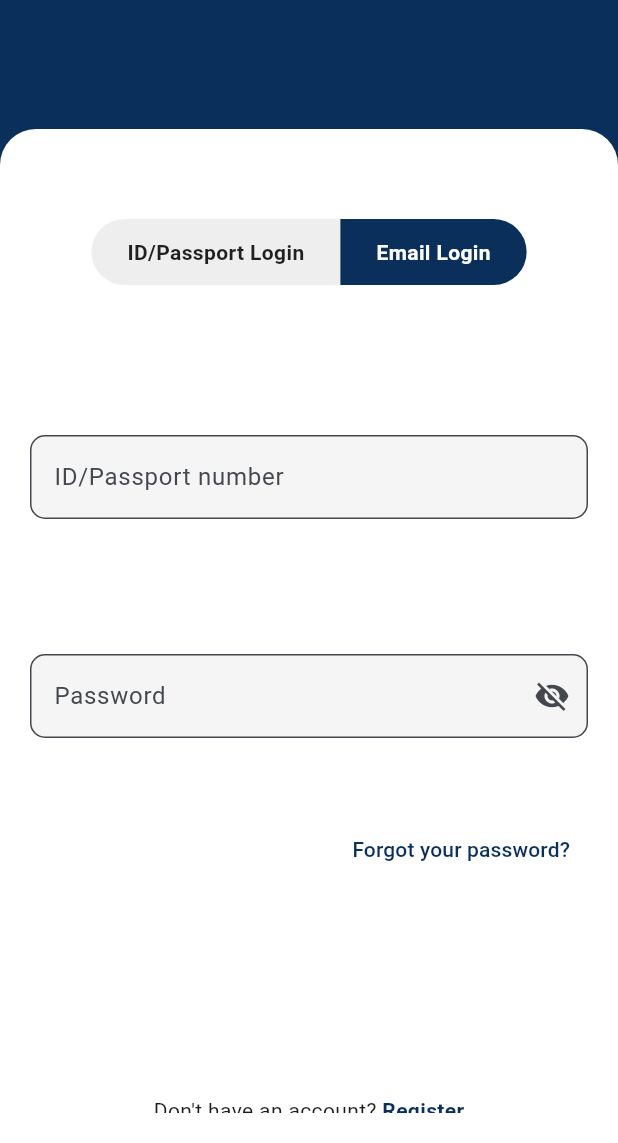
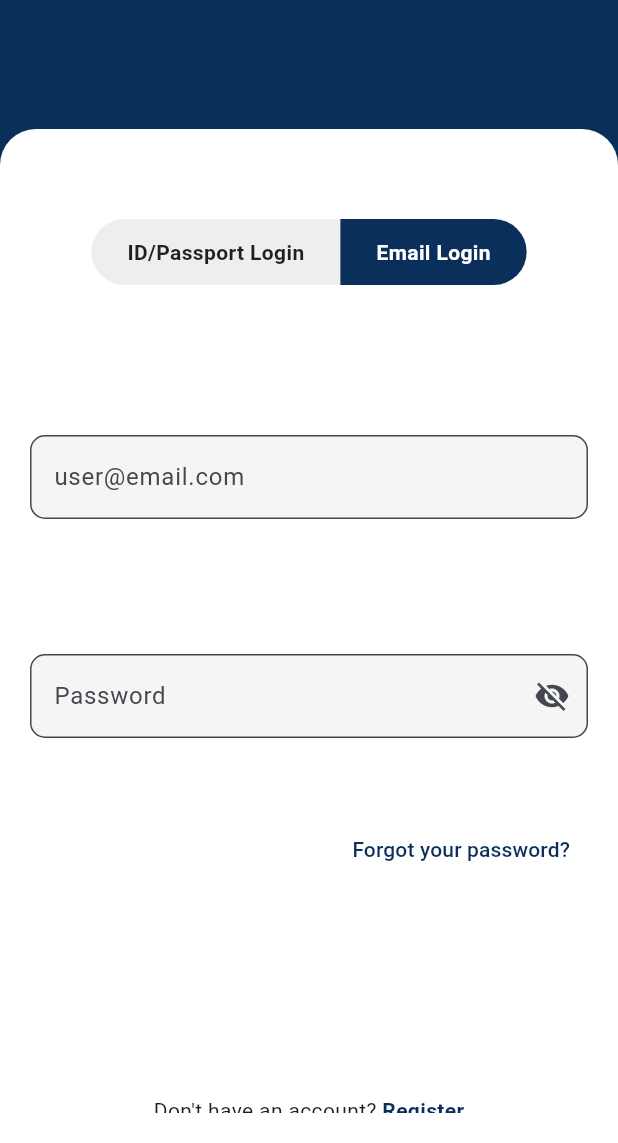
Before and after one commit to Timothy-Msiska/Tiyende-Kwathu, a Flutter app: the screen it shows after launch, after a tap on "Email Login", on a phone screen of 412 x 824 dp, the part 93-1236 px from its top. Run offline on Flutter 3.47's test engine with Material 3 defaults, Android fonts, the phone set to English and light mode, and no system bars.

Commit message:
both toggles are now fully working

```diff
--- /dev/null
+++ b/lib/views/emailLogin.dart
@@ -0,0 +1,193 @@
+import 'package:flutter/material.dart';
+import 'package:tiyende_kwathu/views/id.dart';
+
+class HomepageEmail extends StatefulWidget {
+  const HomepageEmail({super.key});
+
+  @override
+  State<HomepageEmail> createState() => _HomepageEmailState();
+}
+
+class _HomepageEmailState extends State<HomepageEmail> {
+  bool isIdLogin = false; // Default to email login
+
+  @override
+  Widget build(BuildContext context) {
+    return Scaffold(
+      backgroundColor: const Color(0xFF0A2F5A),
+      body: SafeArea(
+        child: Column(
+          children: [
+            // AppBar Branding
+            Padding(
+              padding: const EdgeInsets.symmetric(horizontal: 20, vertical: 16),
+              child: Row(
+                mainAxisAlignment: MainAxisAlignment.spaceBetween,
+                children: const [
+                  Text(
+                    'Tiyende Kwathu',
+                    style: TextStyle(
+                      fontSize: 32,
+                      color: Colors.white,
+                      fontWeight: FontWeight.bold,
+                    ),
+                  ),
+                  Icon(Icons.help_outline, color: Colors.white),
+                ],
+              ),
+            ),
+            const SizedBox(height: 70),
+
+            // Login Container
+            Expanded(
+              child: Container(
+                width: double.infinity,
+                padding: const EdgeInsets.all(20),
+                decoration: const BoxDecoration(
+                  color: Colors.white,
+                  borderRadius: BorderRadius.vertical(top: Radius.circular(24)),
+                ),
+                child: SingleChildScrollView(
+                  child: Column(
+                    children: [
+                      // Toggle Buttons
+                      const SizedBox(height: 40),
+                      Row(
+                        mainAxisAlignment: MainAxisAlignment.center,
+                        children: [
+                          GestureDetector(
+                            onTap: () {
+                              Navigator.push(
+                                context,
+                                MaterialPageRoute(builder: (context) => const Homepage()),
+                              );
+                            },
+                            child: Container(
+                              padding: const EdgeInsets.symmetric(horizontal: 24, vertical: 12),
+                              decoration: BoxDecoration(
+                                color: isIdLogin ? const Color(0xFF0A2F5A) : Colors.grey[200],
+                                borderRadius: const BorderRadius.horizontal(left: Radius.circular(30)),
+                              ),
+                              child: Text(
+                                'ID/Passport Login',
+                                style: TextStyle(
+                                  color: isIdLogin ? Colors.white : Colors.black87,
+                                  fontWeight: FontWeight.w600,
+                                ),
+                              ),
+                            ),
+                          ),
+                          GestureDetector(
+                            onTap: () => setState(() => isIdLogin = false),
+                            child: Container(
+                              padding: const EdgeInsets.symmetric(horizontal: 24, vertical: 12),
+                              decoration: BoxDecoration(
+                                color: !isIdLogin ? const Color(0xFF0A2F5A) : Colors.grey[200],
+                                borderRadius: const BorderRadius.horizontal(right: Radius.circular(30)),
+                              ),
+                              child: Text(
+                                'Email Login',
+                                style: TextStyle(
+                                  color: !isIdLogin ? Colors.white : Colors.black87,
+                                  fontWeight: FontWeight.w600,
+                                ),
+                              ),
+                            ),
+                          ),
+                        ],
+                      ),
+
+                      const SizedBox(height: 100),
+
+                      // Email Input
+                      TextField(
+                        decoration: InputDecoration(
+                          labelText: 'user@email.com',
+                          hintText: 'you@example.com',
+                          border: OutlineInputBorder(
+                            borderRadius: BorderRadius.circular(10),
+                          ),
+                          filled: true,
+                          fillColor: Colors.grey[100],
+                        ),
+                      ),
+
+                      const SizedBox(height: 90),
+
+                      // Password Input
+                      TextField(
+                        obscureText: true,
+                        decoration: InputDecoration(
+                          labelText: 'Password',
+                          suffixIcon: const Icon(Icons.visibility_off),
+                          border: OutlineInputBorder(
+                            borderRadius: BorderRadius.circular(10),
+                          ),
+                          filled: true,
+                          fillColor: Colors.grey[100],
+                        ),
+                      ),
+
+                      const SizedBox(height: 50),
+
+                      // Forgot Password
+                      Align(
+                        alignment: Alignment.centerRight,
+                        child: TextButton(
+                          onPressed: () {},
+                          child: const Text(
+                            'Forgot your password?',
+                            style: TextStyle(color: Color(0xFF0A2F5A)),
+                          ),
+                        ),
+                      ),
+
+                      const SizedBox(height: 140),
+
+                      // Register
+                      Text.rich(
+                        TextSpan(
+                          text: "Don't have an account? ",
+                          children: [
+                            TextSpan(
+                              text: 'Register',
+                              style: TextStyle(
+                                color: Color(0xFF0A2F5A),
+                                fontWeight: FontWeight.bold,
+                              ),
+                            ),
+                          ],
+                        ),
+                      ),
+
+                      const SizedBox(height: 20),
+
+                      // Login Button
+                      SizedBox(
+                        width: double.infinity,
+                        child: ElevatedButton(
+                          onPressed: () {},
+                          style: ElevatedButton.styleFrom(
+                            backgroundColor: const Color(0xFF0A2F5A),
+                            padding: const EdgeInsets.symmetric(vertical: 16),
+                            shape: RoundedRectangleBorder(
+                              borderRadius: BorderRadius.circular(12),
+                            ),
+                          ),
+                          child: const Text(
+                            'LOGIN',
+                            style: TextStyle(fontWeight: FontWeight.bold, color: Colors.white),
+                          ),
+                        ),
+                      ),
+                    ],
+                  ),
+                ),
+              ),
+            ),
+          ],
+        ),
+      ),
+    );
+  }
+}
--- a/lib/views/homePage.dart
+++ b/lib/views/id.dart
@@ -1,4 +1,5 @@
 import 'package:flutter/material.dart';
+import 'package:tiyende_kwathu/views/emailLogin.dart';
 
 class Homepage extends StatefulWidget {
   const Homepage({super.key});
@@ -73,7 +74,13 @@ class _HomepageState extends State<Homepage> {
                             ),
                           ),
                           GestureDetector(
-                            onTap: () => setState(() => isIdLogin = false),
+                            onTap: () {
+                              Navigator.push(
+                                context,
+                                MaterialPageRoute(builder: (context) => const HomepageEmail()),
+                              );
+                            },
+
                             child: Container(
                               padding: const EdgeInsets.symmetric(horizontal: 24, vertical: 12),
                               decoration: BoxDecoration(
--- a/lib/views/loadingpage.dart
+++ b/lib/views/loadingpage.dart
@@ -1,6 +1,6 @@
 import 'package:flutter/material.dart';
 import 'dart:async';
-import 'homePage.dart'; // Make sure this path is correct
+import 'package:tiyende_kwathu/views/id.dart';
 
 class SplashScreen extends StatefulWidget {
   const SplashScreen({super.key});
```
